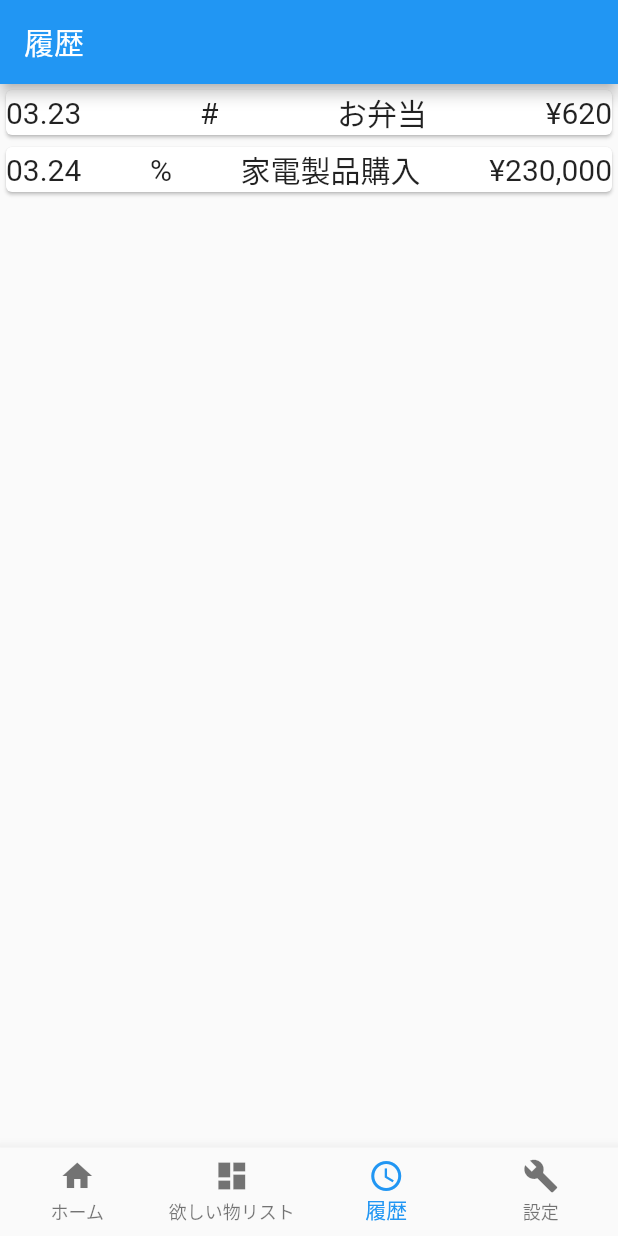
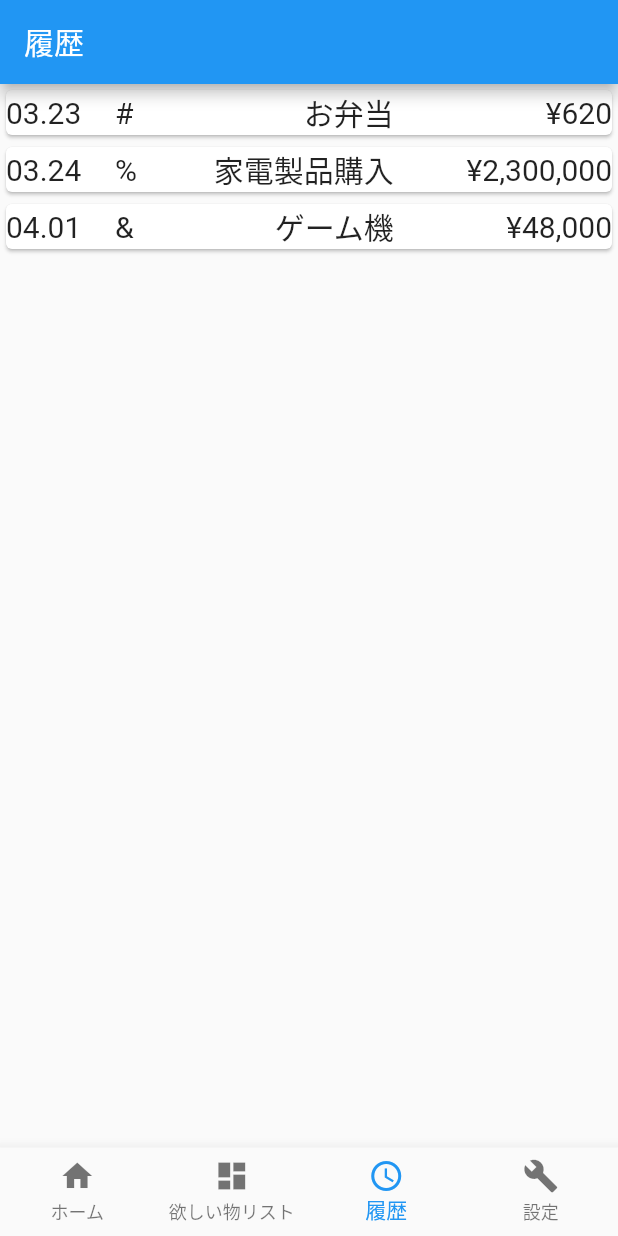
Before and after one commit to TeamSaifu/Saifu_Flutter, a Flutter app: the screen it shows after launch, item 3 of the bottom bar chosen, on a phone screen of 412 x 824 dp. Run offline on Flutter 3.47's test engine with Material 2 defaults, Android fonts, the phone set to English and light mode, and no system bars.

Commit message:
レイアウトの間隔を調整

```diff
--- a/lib/log.dart
+++ b/lib/log.dart
@@ -12,13 +12,10 @@ class log extends StatelessWidget {
   @override
   Widget build(BuildContext context) {
     //各データ用配列
-    var icon = [
-      "#",
-      "%",
-    ];
-    var date = ["03.23", "03.24"];
-    var name = ["お弁当", "家電製品購入"];
-    var price = ["¥620", "¥230,000"];
+    var icon = ["#", "%", "&"];
+    var date = ["03.23", "03.24", "04.01"];
+    var name = ["お弁当", "家電製品購入", "ゲーム機"];
+    var price = ["¥620", "¥2,300,000", "¥48,000"];
 
     return MaterialApp(
         //右上デバッグを消すやつ
@@ -49,30 +46,46 @@ Widget _messageItem(String icon, String date, String price, String name) {
       // スワイプ後に実行される（削除処理などを書く）
       print('onDismissed');
     },
+    // 一行ずつリスト表示
     child: Card(
-      //現在は横並び均等、文字数によりずれるので要調整
         child: Row(
-      mainAxisAlignment: MainAxisAlignment.spaceBetween,
-      children: <Widget>[
-        Container(
+      children: [
+        Expanded(
+          flex: 1,
+          child: Container(
             child: Text(
               date,
               style: TextStyle(fontSize: 20),
+            ),
+          ),
+        ),
+        Expanded(
+          flex: 1,
+          child: Container(
+              padding: EdgeInsets.only(left: 15),
+              child: Text(
+                icon,
+                style: TextStyle(fontSize: 20),
               )),
-        Container(
-          child: Text(icon, style: TextStyle(fontSize: 20)),
         ),
-        Container(
+        Expanded(
+          flex: 3,
+          child: Container(
+              padding: EdgeInsets.only(right: 30),
               child: Text(
                 name,
                 style: TextStyle(fontSize: 20),
+                textAlign: TextAlign.right,
+              )),
         ),
-        ),
-        Container(
+        Expanded(
+          flex: 2,
+          child: Container(
               child: Text(
             price,
             style: TextStyle(fontSize: 20),
-          ),
+            textAlign: TextAlign.right,
+          )),
         ),
       ],
     )),
```
Lines whose indentation alone changed are shown as unchanged.
